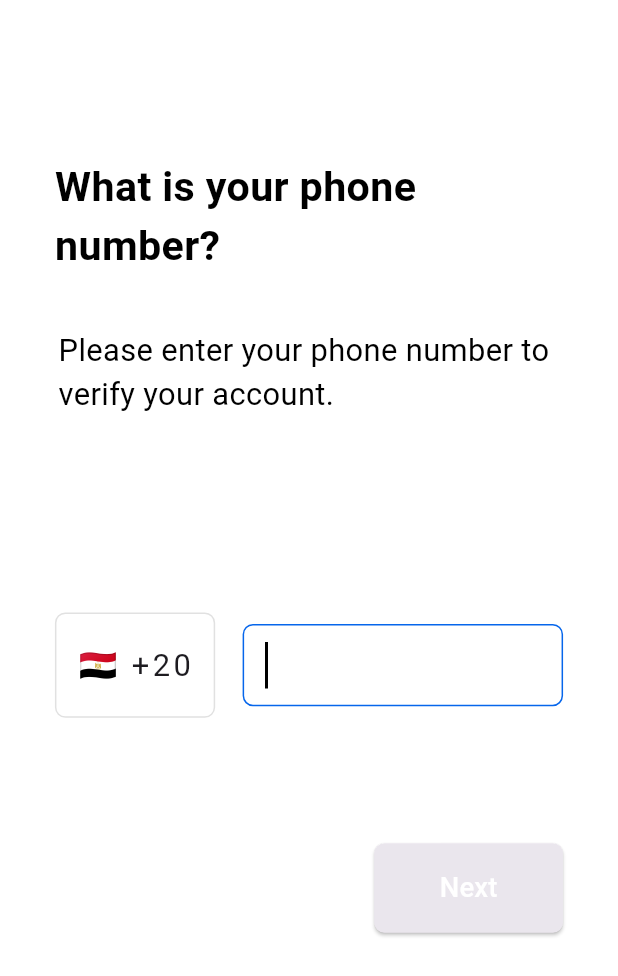
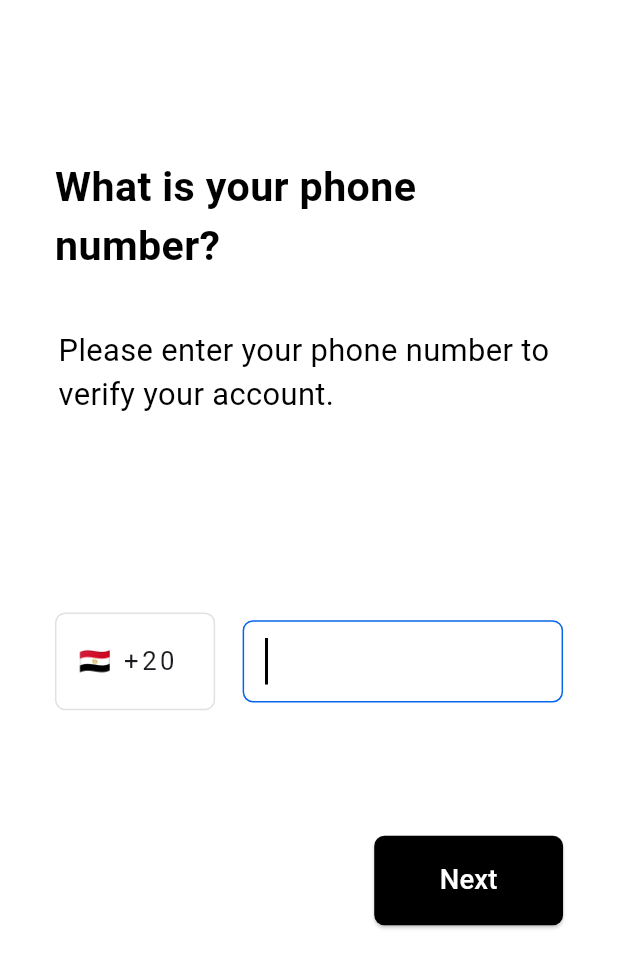
Before and after one commit to MoamenElfateh/maps-flutter, a Flutter app: the screen it shows after launch, on a phone screen of 412 x 824 dp. Shown: the top 976 px of the screen. Run offline on Flutter 3.47's test engine with Material 3 defaults, Android fonts, the phone set to English and light mode, and no system bars; our stand-ins replace firebase_auth, firebase_core, flutter_bloc, flutter_screenutil, gap, pin_code_fields; accounts and stored records are empty.

Commit message:
- update kotlin android version to latest - update ndkVersion -update minSdk Version - solve rendering flex problem

```diff
--- a/lib/features/login/login_screen.dart
+++ b/lib/features/login/login_screen.dart
@@ -26,6 +26,7 @@ class _LoginScreenState extends State<LoginScreen> {
           key: _phoneFormKey,
           child: Container(
             margin: EdgeInsets.symmetric(horizontal: 32.w, vertical: 88.h),
+            child: SingleChildScrollView(
               child: Column(
                 crossAxisAlignment: CrossAxisAlignment.start,
                 children: [
@@ -41,8 +42,11 @@ class _LoginScreenState extends State<LoginScreen> {
                     phoneFormKey: _phoneFormKey,
                     phoneNumberGetter: () => phoneNumber,
                   ),
-                PhoneNumberSubmittedBloc(phoneNumberGetter: () => phoneNumber),
+                  PhoneNumberSubmittedBloc(
+                    phoneNumberGetter: () => phoneNumber,
+                  ),
                 ],
+              ),
             ),
           ),
         ),
--- a/lib/features/login/widgets/next_button.dart
+++ b/lib/features/login/widgets/next_button.dart
@@ -19,7 +19,8 @@ class NextButton extends StatelessWidget {
       child: ElevatedButton(
         style: ElevatedButton.styleFrom(
           minimumSize: Size(110.w, 50.h),
-          surfaceTintColor: Colors.black,
+          backgroundColor: Colors.black,
+
           shape: RoundedRectangleBorder(
             borderRadius: BorderRadius.circular(6.r),
           ),
--- a/lib/features/login/widgets/phone_form_field.dart
+++ b/lib/features/login/widgets/phone_form_field.dart
@@ -21,7 +21,7 @@ class PhoneFormField extends StatelessWidget {
             ),
             child: Text(
               "${generateCountryFlag()} +20",
-              style: TextStyle(fontSize: 18.sp, letterSpacing: 2.0.w),
+              style: TextStyle(fontSize: 15.sp, letterSpacing: 2.0.w),
             ),
           ),
         ),
--- a/lib/features/map/map_screen.dart
+++ b/lib/features/map/map_screen.dart
@@ -26,7 +26,7 @@ class _MapScreenState extends State<MapScreen> {
             child: ElevatedButton(
               style: ElevatedButton.styleFrom(
                 minimumSize: Size(110.w, 50.h),
-                surfaceTintColor: Colors.black,
+                backgroundColor: Colors.black,
                 shape: RoundedRectangleBorder(
                   borderRadius: BorderRadius.circular(6.r),
                 ),
--- a/lib/features/otp/otp_screen.dart
+++ b/lib/features/otp/otp_screen.dart
@@ -24,6 +24,7 @@ class _OtpScreenState extends State<OtpScreen> {
         backgroundColor: Colors.white,
         body: Container(
           margin: EdgeInsets.symmetric(horizontal: 32.w, vertical: 88.h),
+          child: SingleChildScrollView(
             child: Column(
               children: [
                 OtpIntroText(phoneNumber: widget.phoneNumber),
@@ -42,6 +43,7 @@ class _OtpScreenState extends State<OtpScreen> {
             ),
           ),
         ),
+      ),
     );
   }
 }
--- a/lib/features/otp/widgets/otp_intro_texts.dart
+++ b/lib/features/otp/widgets/otp_intro_texts.dart
@@ -26,7 +26,7 @@ class OtpIntroText extends StatelessWidget {
           margin: EdgeInsets.symmetric(horizontal: 2.w),
           child: RichText(
             text: TextSpan(
-              text: "Enter your 6 digits code number sent to",
+              text: "Enter your 6 digits code number sent to ",
               style: TextStyle(
                 color: Colors.black,
                 fontSize: 18.sp,
--- a/lib/features/otp/widgets/phone_verification_bloc.dart
+++ b/lib/features/otp/widgets/phone_verification_bloc.dart
@@ -38,6 +38,7 @@ class PhoneVerificationBloc extends StatelessWidget {
           );
         }
       },
+      child: Container(),
     );
   }
 
--- a/lib/features/otp/widgets/verify_button.dart
+++ b/lib/features/otp/widgets/verify_button.dart
@@ -14,7 +14,7 @@ class VerifyButton extends StatelessWidget {
       child: ElevatedButton(
         style: ElevatedButton.styleFrom(
           minimumSize: Size(110.w, 50.h),
-          surfaceTintColor: Colors.black,
+          backgroundColor: Colors.black,
           shape: RoundedRectangleBorder(
             borderRadius: BorderRadius.circular(6.r),
           ),
--- a/lib/main.dart
+++ b/lib/main.dart
@@ -6,7 +6,7 @@ import 'package:maps_flutter/core/routing/app_router.dart';
 import 'package:maps_flutter/core/routing/routes.dart';
 import 'package:maps_flutter/maps_flutter_app.dart';
 
-late String initialRoute;
+String initialRoute = Routes.loginScreen;
 
 void main() async {
   WidgetsFlutterBinding.ensureInitialized();
```
Also changed, not shown: 2 other files. Lines whose indentation alone changed are shown as unchanged.
